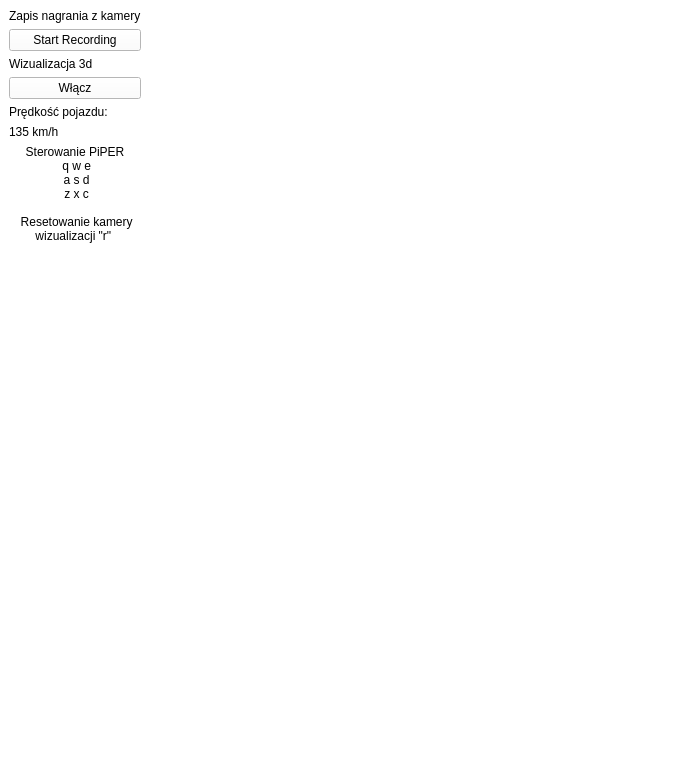
The window that Ui/mainwindow.ui (Dezinter8/Piper_Gui) describes before a commit, drawn with Qt 5.
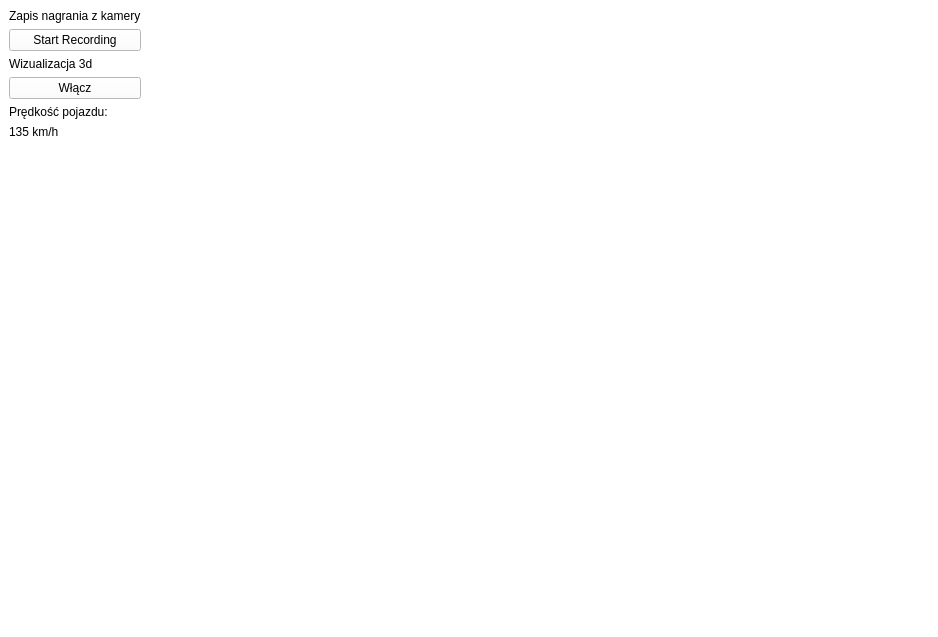
The same window after the commit.

Commit message: usunięcie teleop i zmiana ui

The edit to the form file:
```diff
--- a/Ui/mainwindow.ui
+++ b/Ui/mainwindow.ui
@@ -6,8 +6,8 @@
    <rect>
     <x>0</x>
     <y>0</y>
-    <width>674</width>
-    <height>759</height>
+    <width>938</width>
+    <height>637</height>
    </rect>
   </property>
   <property name="palette">
@@ -559,30 +559,6 @@
             </property>
            </widget>
           </item>
-          <item>
-           <widget class="QLabel" name="info_label">
-            <property name="layoutDirection">
-             <enum>Qt::LeftToRight</enum>
-            </property>
-            <property name="text">
-             <string>Sterowanie PiPER
- q w e
- a s d
- z x c
-
- Resetowanie kamery
-wizualizacji &quot;r&quot; 
-
- </string>
-            </property>
-            <property name="alignment">
-             <set>Qt::AlignCenter</set>
-            </property>
-            <property name="textInteractionFlags">
-             <set>Qt::LinksAccessibleByMouse|Qt::TextSelectableByMouse</set>
-            </property>
-           </widget>
-          </item>
          </layout>
         </widget>
        </item>
@@ -600,10 +576,7 @@
       <property name="frameShadow">
        <enum>QFrame::Raised</enum>
       </property>
-      <layout class="QVBoxLayout" name="verticalLayout_2">
-       <property name="spacing">
-        <number>9</number>
-       </property>
+      <layout class="QGridLayout" name="gridLayout">
        <property name="leftMargin">
         <number>0</number>
        </property>
@@ -616,7 +589,7 @@
        <property name="bottomMargin">
         <number>0</number>
        </property>
-       <item>
+       <item row="0" column="0">
         <widget class="QFrame" name="camera_frame">
          <property name="minimumSize">
           <size>
@@ -632,7 +605,23 @@
          </property>
         </widget>
        </item>
-       <item>
+       <item row="0" column="1">
+        <widget class="QFrame" name="vtk_frame">
+         <property name="minimumSize">
+          <size>
+           <width>320</width>
+           <height>180</height>
+          </size>
+         </property>
+         <property name="frameShape">
+          <enum>QFrame::NoFrame</enum>
+         </property>
+         <property name="frameShadow">
+          <enum>QFrame::Raised</enum>
+         </property>
+        </widget>
+       </item>
+       <item row="1" column="0">
         <widget class="QFrame" name="realtime_frame">
          <property name="minimumSize">
           <size>
@@ -648,7 +637,7 @@
          </property>
         </widget>
        </item>
-       <item>
+       <item row="1" column="1">
         <widget class="QFrame" name="map_frame">
          <property name="minimumSize">
           <size>
```
Left out of the diff: 2 changed lines with no effect on the pictures. The commit also changes 4 other files.
